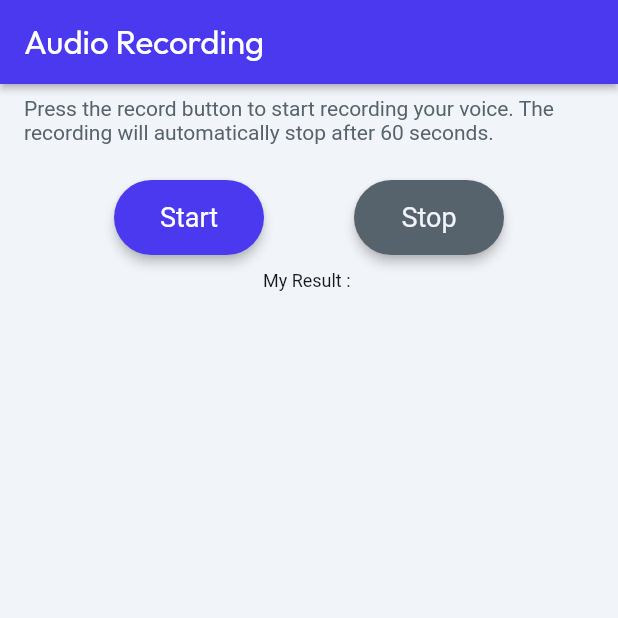
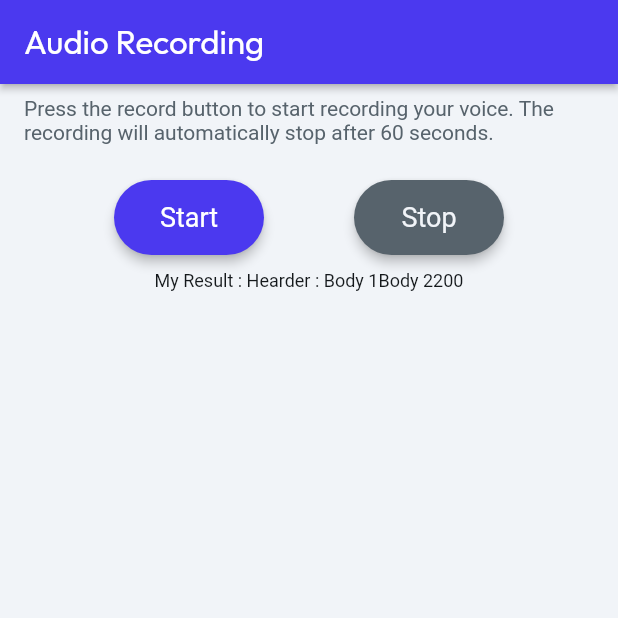
Before and after one commit to mamadouramadan723/Learn_English, a Flutter app: the screen it shows after launch, on a phone screen of 412 x 824 dp, the top half of it. Run offline on Flutter 3.47's test engine with Material 2 defaults, Android fonts, the phone set to English and light mode, and no system bars; drawn by our look-alikes of auto_size_text; our stand-ins replace assets_audio_player, equatable, flutter_animate, font_awesome_flutter, from_css_color, go_router and 5 more; missing offline and left inert: json_path, mime_type, record; Roboto replaces fonts that are missing (Readex Pro).

Commit message:
Updating to latest FlutterFlow output.

```diff
--- a/lib/pages/home_page/home_page_widget.dart
+++ b/lib/pages/home_page/home_page_widget.dart
@@ -346,7 +346,7 @@ class _HomePageWidgetState extends State<HomePageWidget>
                           padding: EdgeInsetsDirectional.fromSTEB(
                               0.0, 10.0, 0.0, 0.0),
                           child: Text(
-                            'My Result : ${(_model.apiResultowq?.getHeader('Header : ') ?? '')}${(_model.apiResultowq?.bodyText ?? '')}',
+                            'My Result : Hearder : ${(_model.apiResultowq?.getHeader('Header : ') ?? '')}Body 1${(_model.apiResultowq?.bodyText ?? '')}Body 2${(_model.apiResultowq?.statusCode ?? 200).toString()}',
                             style: FlutterFlowTheme.of(context).bodyMedium,
                           ),
                         ),
```
